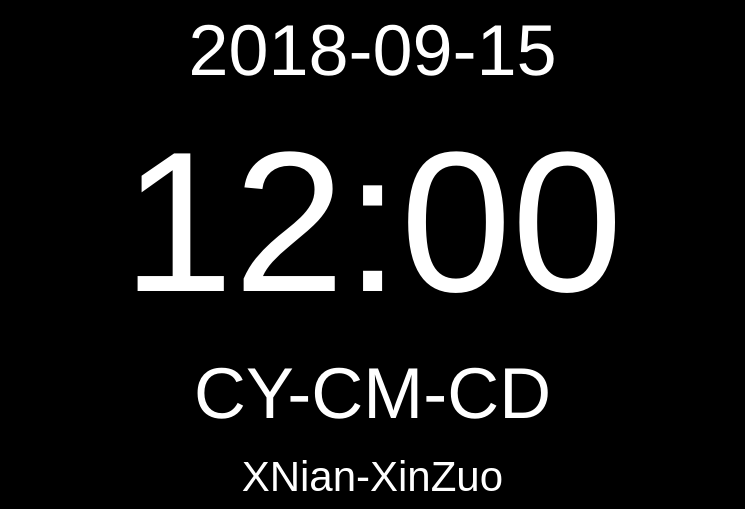
This is datetimecontrol.ui in hondodo/PCamera as Qt 5 draws it before an edit. The edited form follows.
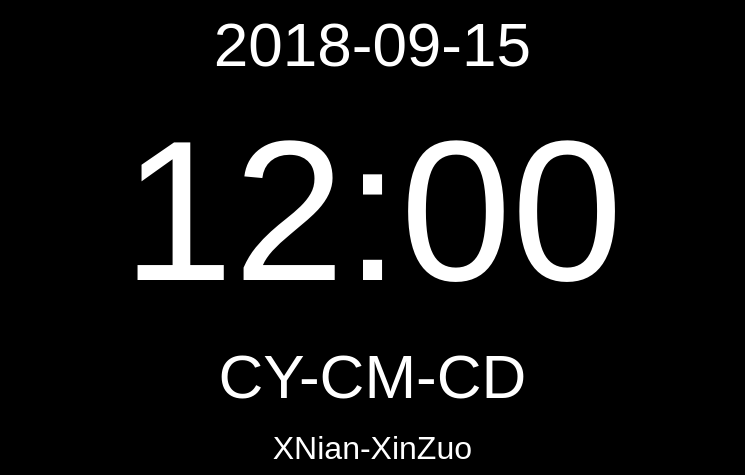
This is the edited form.

Patch:
```diff
--- a/datetimecontrol.ui
+++ b/datetimecontrol.ui
@@ -45,7 +45,7 @@
          </sizepolicy>
         </property>
         <property name="styleSheet">
-         <string notr="true">font: 72px;</string>
+         <string notr="true">font: 62px;</string>
         </property>
         <property name="text">
          <string>2018-09-15</string>
@@ -70,7 +70,7 @@
          </sizepolicy>
         </property>
         <property name="styleSheet">
-         <string notr="true">font: 72px;</string>
+         <string notr="true">font: 62px;</string>
         </property>
         <property name="text">
          <string>CY-CM-CD</string>
@@ -120,7 +120,7 @@
          </sizepolicy>
         </property>
         <property name="styleSheet">
-         <string notr="true">font: 42px;</string>
+         <string notr="true">font: 32px;</string>
         </property>
         <property name="text">
          <string>XNian-XinZuo</string>
```
